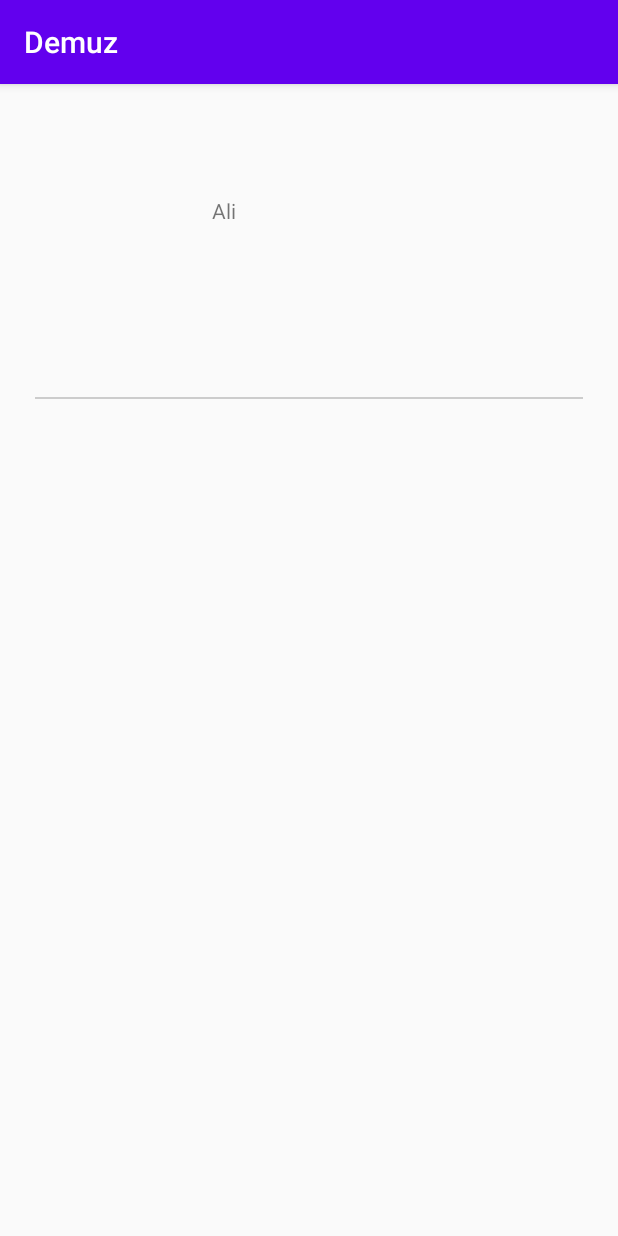
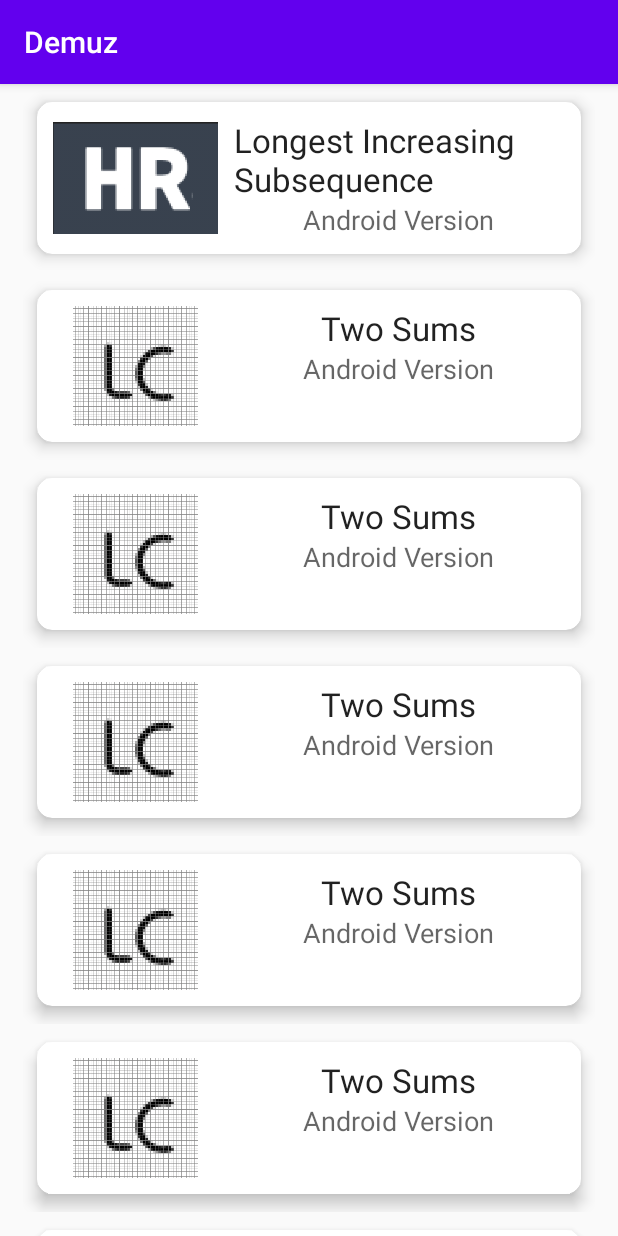
Before and after one commit to sangeetds/demuz, an Android app: the screen it shows after launch (MainActivity), on a phone screen of 412 x 824 dp. Run offline under Robolectric (Android 15) with nearby library versions, the phone set to English and light mode, and no system bars.

Commit message:
Questions modification

```diff
--- a/app/src/main/java/com/example/demuz/MainActivity.kt
+++ b/app/src/main/java/com/example/demuz/MainActivity.kt
@@ -2,53 +2,103 @@ package com.example.demuz
 
 import androidx.appcompat.app.AppCompatActivity
 import android.os.Bundle
+import android.widget.Toast
 import androidx.recyclerview.widget.LinearLayoutManager
 import androidx.recyclerview.widget.RecyclerView
 
 class MainActivity : AppCompatActivity() {
 
     private lateinit var linearLayoutManager: LinearLayoutManager
-    private lateinit var adapter: QuestionAdapter
+    private lateinit var questionAdapter: QuestionAdapter
 
     override fun onCreate(savedInstanceState: Bundle?) {
         super.onCreate(savedInstanceState)
         setContentView(R.layout.activity_main)
 
-        val questionList = getListOfNames()
-
-        linearLayoutManager = LinearLayoutManager(this)
-
         val questionView = findViewById<RecyclerView>(R.id.questionList)
         questionView.setHasFixedSize(true)
-        questionView.layoutManager = LinearLayoutManager(this, RecyclerView.HORIZONTAL, false)
 
-        adapter = QuestionAdapter(questionList)
-        questionView.adapter = adapter
+        val questionList = getListOfNames()
+        questionAdapter = QuestionAdapter(questionList)
+        questionView.adapter = questionAdapter
+
+        questionView.layoutManager = LinearLayoutManager(this)
+
+        questionAdapter.itemClickListener = { position, name ->
+            Toast.makeText(this, "position: $position - name: $name", Toast.LENGTH_SHORT).show()
+        }
     }
 
     private fun getListOfNames(): MutableList<Question> {
         val nameList = mutableListOf<Question>()
-        nameList.add(Question("Ali"))
-        nameList.add(Question("Sophia"))
-        nameList.add(Question("Isabella"))
-        nameList.add(Question("Mason"))
-        nameList.add(Question("Jacob"))
-        nameList.add(Question("William"))
-        nameList.add(Question("Olivia"))
-        nameList.add(Question("Jayden"))
-        nameList.add(Question("Chloe"))
-        nameList.add(Question("Ella"))
-        nameList.add(Question("Anthony"))
-        nameList.add(Question("Joshua"))
-        nameList.add(Question("James"))
-        nameList.add(Question("Grace"))
-        nameList.add(Question("Samantha"))
-        nameList.add(Question("Nicholas"))
-        nameList.add(Question("Brianna"))
-        nameList.add(Question("Justin"))
-        nameList.add(Question("Lauren"))
-        nameList.add(Question("Kimberly"))
+        nameList.add(Question("Longest Increasing Subsequence", listOf("Facebook"), "Internship", frequency = 10, topics = listOf("DP"), college = listOf("BITS"), trending = true, source = R.drawable.hr))
+        nameList.add(Question("Two Sums", listOf("Twitter"), "Internship", frequency = 5, topics = listOf("Greedy"), college = listOf("IIT"), trending = true, source = R.drawable.lc))
+        nameList.add(Question("Two Sums", listOf("Twitter"), "Internship", frequency = 5, topics = listOf("Greedy"), college = listOf("IIT"), trending = true, source = R.drawable.lc))
+        nameList.add(Question("Two Sums", listOf("Twitter"), "Internship", frequency = 5, topics = listOf("Greedy"), college = listOf("IIT"), trending = true, source = R.drawable.lc))
+        nameList.add(Question("Two Sums", listOf("Twitter"), "Internship", frequency = 5, topics = listOf("Greedy"), college = listOf("IIT"), trending = true, source = R.drawable.lc))
+        nameList.add(Question("Two Sums", listOf("Twitter"), "Internship", frequency = 5, topics = listOf("Greedy"), college = listOf("IIT"), trending = true, source = R.drawable.lc))
+        nameList.add(Question("Two Sums", listOf("Twitter"), "Internship", frequency = 5, topics = listOf("Greedy"), college = listOf("IIT"), trending = true, source = R.drawable.lc))
+        nameList.add(Question("Two Sums", listOf("Twitter"), "Internship", frequency = 5, topics = listOf("Greedy"), college = listOf("IIT"), trending = true, source = R.drawable.lc))
+        nameList.add(Question("Two Sums", listOf("Twitter"), "Internship", frequency = 5, topics = listOf("Greedy"), college = listOf("IIT"), trending = true, source = R.drawable.lc))
+        nameList.add(Question("Two Sums", listOf("Twitter"), "Internship", frequency = 5, topics = listOf("Greedy"), college = listOf("IIT"), trending = true, source = R.drawable.lc))
+        nameList.add(Question("Two Sums", listOf("Twitter"), "Internship", frequency = 5, topics = listOf("Greedy"), college = listOf("IIT"), trending = true, source = R.drawable.lc))
+        nameList.add(Question("Two Sums", listOf("Twitter"), "Internship", frequency = 5, topics = listOf("Greedy"), college = listOf("IIT"), trending = true, source = R.drawable.lc))
+        nameList.add(Question("Two Sums", listOf("Twitter"), "Internship", frequency = 5, topics = listOf("Greedy"), college = listOf("IIT"), trending = true, source = R.drawable.lc))
+        nameList.add(Question("Two Sums", listOf("Twitter"), "Internship", frequency = 5, topics = listOf("Greedy"), college = listOf("IIT"), trending = true, source = R.drawable.lc))
+        nameList.add(Question("Two Sums", listOf("Twitter"), "Internship", frequency = 5, topics = listOf("Greedy"), college = listOf("IIT"), trending = true, source = R.drawable.lc))
+        nameList.add(Question("Two Sums", listOf("Twitter"), "Internship", frequency = 5, topics = listOf("Greedy"), college = listOf("IIT"), trending = true, source = R.drawable.lc))
+        nameList.add(Question("Two Sums", listOf("Twitter"), "Internship", frequency = 5, topics = listOf("Greedy"), college = listOf("IIT"), trending = true, source = R.drawable.lc))
+        nameList.add(Question("Two Sums", listOf("Twitter"), "Internship", frequency = 5, topics = listOf("Greedy"), college = listOf("IIT"), trending = true, source = R.drawable.lc))
+
 
         return nameList
     }
 }
+
+//class MainActivity : AppCompatActivity() {
+//
+//    override fun onCreate(savedInstanceState: Bundle?) {
+//        super.onCreate(savedInstanceState)
+//        setContentView(R.layout.activity_main)
+//
+//        val rclNames = findViewById<RecyclerView>(R.id.questionList)
+//
+//        // If size of the all items are equal and won't change for a better performance it's better to set setHasFixedSize to true
+//        rclNames.setHasFixedSize(true)
+//
+//        // Creating an instance of our NameAdapter class and setting it to our RecyclerView
+//        val nameList =  getListOfNames()
+//        val namesAdapter = QuestionAdapter(nameList)
+//        rclNames.adapter = namesAdapter
+//        // Setting our RecyclerView's layout manager equal to LinearLayoutManager
+//        rclNames.layoutManager = LinearLayoutManager(this)
+//
+//    }
+//
+//    // This function just creates a list of names for us
+//    private fun getListOfNames(): MutableList<String> {
+//        val nameList = mutableListOf<String>()
+//        nameList.add("Ali")
+//        nameList.add("Sophia")
+//        nameList.add("Isabella")
+//        nameList.add("Mason")
+//        nameList.add("Jacob")
+//        nameList.add("William")
+//        nameList.add("Olivia")
+//        nameList.add("Jayden")
+//        nameList.add("Chloe")
+//        nameList.add("Ella")
+//        nameList.add("Anthony")
+//        nameList.add("Joshua")
+//        nameList.add("James")
+//        nameList.add("Grace")
+//        nameList.add("Samantha")
+//        nameList.add("Nicholas")
+//        nameList.add("Brianna")
+//        nameList.add("Justin")
+//        nameList.add("Lauren")
+//        nameList.add("Kimberly")
+//
+//        return nameList
+//    }
+//}
--- a/app/src/main/java/com/example/demuz/Question.kt
+++ b/app/src/main/java/com/example/demuz/Question.kt
@@ -1,3 +1,12 @@
 package com.example.demuz
 
-data class Question(val title: String)
+data class Question(
+    val title: String,
+    val companies: List<String>,
+    val role: String,
+    val frequency: Int,
+    val topics: List<String>,
+    val college: List<String>,
+    val trending: Boolean,
+    val source: Int
+)
--- a/app/src/main/java/com/example/demuz/QuestionAdapter.kt
+++ b/app/src/main/java/com/example/demuz/QuestionAdapter.kt
@@ -3,17 +3,18 @@ package com.example.demuz
 import android.view.LayoutInflater
 import android.view.View
 import android.view.ViewGroup
+import android.widget.ImageView
 import android.widget.LinearLayout
 import android.widget.TextView
 import androidx.recyclerview.widget.RecyclerView
 
 class QuestionAdapter(private val questions: List<Question>) : RecyclerView.Adapter<QuestionAdapter.Card>() {
 
+    var itemClickListener: ((position: Int, name: String) -> Unit)? = null
+
     class Card(itemView: View) : RecyclerView.ViewHolder(itemView), View.OnClickListener {
         private var question: Question? = null
-        private val cardBody = itemView.findViewById<LinearLayout>(R.id.questionBody)
-        val questionName: TextView = cardBody.findViewById<TextView>(R.id.questionName)
-
+        val questionName: TextView = itemView.findViewById(R.id.questionName)
 
         init {
             itemView.setOnClickListener(this)
@@ -32,7 +33,13 @@ class QuestionAdapter(private val questions: List<Question>) : RecyclerView.Adap
 
     override fun onBindViewHolder(holder: Card, position: Int) {
         val questionItem = questions[position]
+        val photo = holder.itemView.findViewById<ImageView>(R.id.webLogo)
+        photo.setImageResource(questionItem.source)
         holder.questionName.text = questionItem.title
+
+        holder.itemView.setOnClickListener {
+            itemClickListener?.invoke(position, questionItem.title)
+        }
     }
 
     override fun onCreateViewHolder(parent: ViewGroup, viewType: Int): Card {
--- a/app/src/main/res/layout/questionlist_item.xml
+++ b/app/src/main/res/layout/questionlist_item.xml
@@ -1,46 +1,61 @@
 <?xml version="1.0" encoding="utf-8"?>
-<androidx.constraintlayout.widget.ConstraintLayout
-    xmlns:android="http://schemas.android.com/apk/res/android"
-    xmlns:app="http://schemas.android.com/apk/res-auto"
-    xmlns:tools="http://schemas.android.com/tools"
-    android:padding="8dp"
+<LinearLayout xmlns:android="http://schemas.android.com/apk/res/android"
+    xmlns:card_view="http://schemas.android.com/apk/res-auto"
     android:layout_width="match_parent"
-    android:layout_height="wrap_content">
+    android:layout_height="match_parent"
+    android:orientation="vertical"
+    android:tag="cards main container">
+
+    <androidx.cardview.widget.CardView
+        android:id="@+id/questionCard"
+        android:layout_width="match_parent"
+        android:layout_height="wrap_content"
+        card_view:cardCornerRadius="10dp"
+        card_view:cardElevation="6dp"
+        card_view:cardUseCompatPadding="true">
+
+        <LinearLayout
+            android:layout_width="match_parent"
+            android:layout_height="wrap_content"
+            android:padding="5dp"
+            android:orientation="horizontal"
+            >
 
             <ImageView
-        android:id="@+id/imageView"
-        android:layout_width="120dp"
-        android:layout_height="130dp"
-        android:contentDescription="Something"
-        app:layout_constraintBottom_toBottomOf="parent"
-        app:layout_constraintStart_toStartOf="parent"
-        app:layout_constraintTop_toTopOf="parent" />
+                android:id="@+id/webLogo"
+                android:tag="image_tag"
+                android:layout_margin="5dp"
+                android:layout_width="0dp"
+                android:layout_height="80dp"
+                android:layout_weight="1"
+                android:contentDescription="webLogo" />
 
             <LinearLayout
-        android:id="@+id/questionBody"
-        android:layout_width="250dp"
-        android:layout_height="130dp"
-        android:orientation="vertical"
+                android:layout_width="0dp"
                 android:layout_margin="5dp"
-        app:layout_constraintBottom_toBottomOf="parent"
-        app:layout_constraintEnd_toEndOf="parent"
-        app:layout_constraintStart_toEndOf="@+id/imageView"
-        app:layout_constraintTop_toTopOf="parent">
+                android:layout_height="wrap_content"
+                android:layout_weight="2"
+                android:orientation="vertical">
 
                 <TextView
                     android:id="@+id/questionName"
                     android:layout_width="wrap_content"
                     android:layout_height="wrap_content"
-            android:text="Hello" />
+                    android:layout_gravity="center_horizontal"
+                    android:text="Android Name"
+                    android:textAppearance="?android:attr/textAppearanceLarge" />
+
+                <TextView
+                    android:id="@+id/questionContent"
+                    android:layout_width="wrap_content"
+                    android:layout_height="wrap_content"
+                    android:layout_gravity="center_horizontal"
+                    android:text="Android Version"
+                    android:textAppearance="?android:attr/textAppearanceMedium" />
+
+            </LinearLayout>
         </LinearLayout>
 
-    <View
-        android:layout_width="match_parent"
-        android:layout_height="1dp"
-        android:background="#CCCCCC"
-        app:layout_constraintBottom_toBottomOf="parent"
-        app:layout_constraintEnd_toEndOf="parent"
-        app:layout_constraintStart_toStartOf="parent" />
+    </androidx.cardview.widget.CardView>
 
-
-</androidx.constraintlayout.widget.ConstraintLayout>
+</LinearLayout>
```
Also changed, not shown: app/src/main/res/drawable-v24/hr.png (added), app/src/main/res/drawable-v24/lc.png (added). Lines whose indentation alone changed are shown as unchanged.
